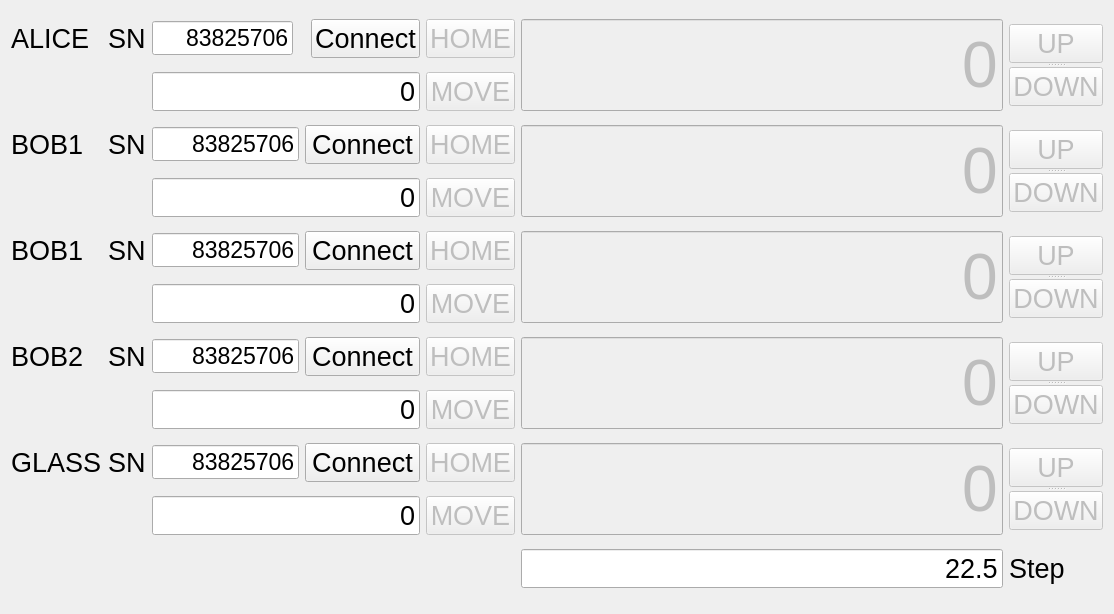
Before: the Qt Designer form AllRotator.ui in qLuxor/pylabtools, drawn with Qt 5.
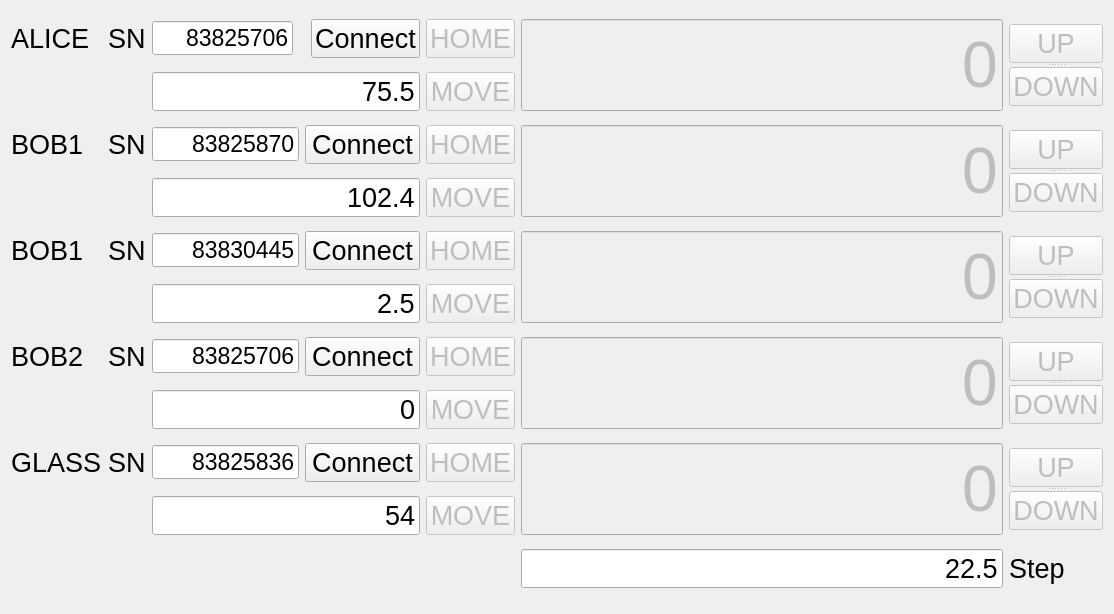
After: the same form once the commit is applied.

Commit message: Add script controlling all the rotators

```diff
--- a/AllRotator.ui
+++ b/AllRotator.ui
@@ -155,7 +155,7 @@
       </font>
      </property>
      <property name="text">
-      <string>83825706</string>
+      <string>83825870</string>
      </property>
      <property name="alignment">
       <set>Qt::AlignRight|Qt::AlignTrailing|Qt::AlignVCenter</set>
@@ -267,7 +267,7 @@
       </font>
      </property>
      <property name="text">
-      <string>0</string>
+      <string>102.4</string>
      </property>
      <property name="alignment">
       <set>Qt::AlignRight|Qt::AlignTrailing|Qt::AlignVCenter</set>
@@ -321,7 +321,7 @@
       </font>
      </property>
      <property name="text">
-      <string>83825706</string>
+      <string>83830445</string>
      </property>
      <property name="alignment">
       <set>Qt::AlignRight|Qt::AlignTrailing|Qt::AlignVCenter</set>
@@ -433,7 +433,7 @@
       </font>
      </property>
      <property name="text">
-      <string>0</string>
+      <string>2.5</string>
      </property>
      <property name="alignment">
       <set>Qt::AlignRight|Qt::AlignTrailing|Qt::AlignVCenter</set>
@@ -653,7 +653,7 @@
       </font>
      </property>
      <property name="text">
-      <string>83825706</string>
+      <string>83825836</string>
      </property>
      <property name="alignment">
       <set>Qt::AlignRight|Qt::AlignTrailing|Qt::AlignVCenter</set>
@@ -765,7 +765,7 @@
       </font>
      </property>
      <property name="text">
-      <string>0</string>
+      <string>54</string>
      </property>
      <property name="alignment">
       <set>Qt::AlignRight|Qt::AlignTrailing|Qt::AlignVCenter</set>
@@ -825,7 +825,7 @@
       </font>
      </property>
      <property name="text">
-      <string>0</string>
+      <string>75.5</string>
      </property>
      <property name="alignment">
       <set>Qt::AlignRight|Qt::AlignTrailing|Qt::AlignVCenter</set>
```
The commit also changes 1 other file.
